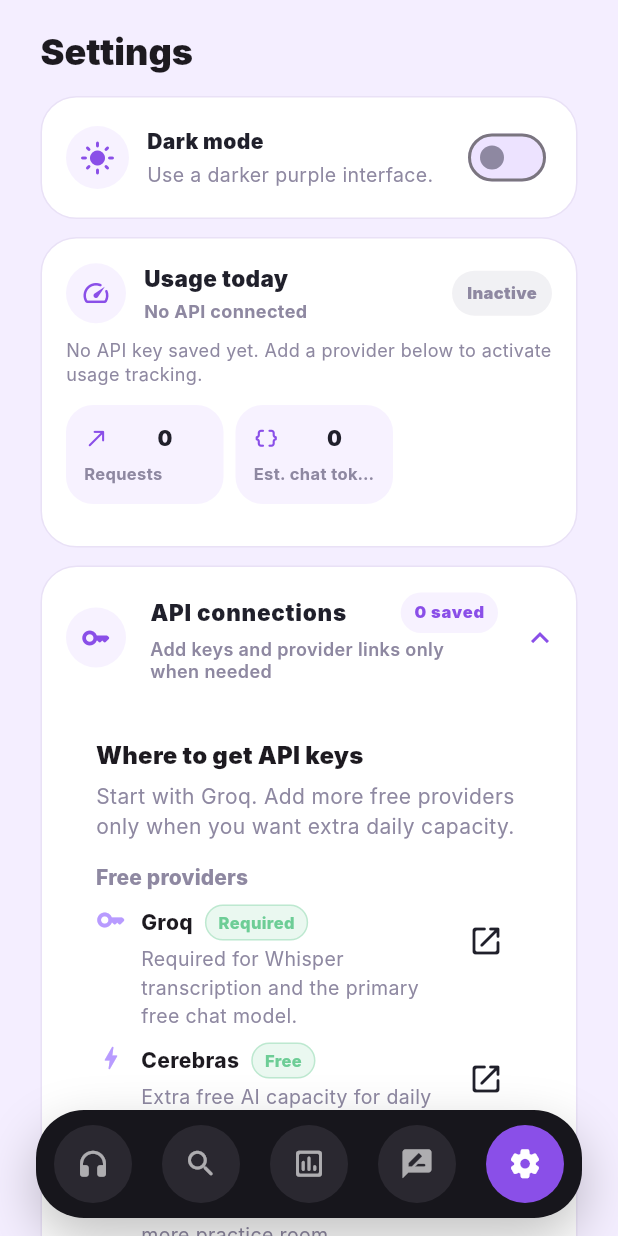
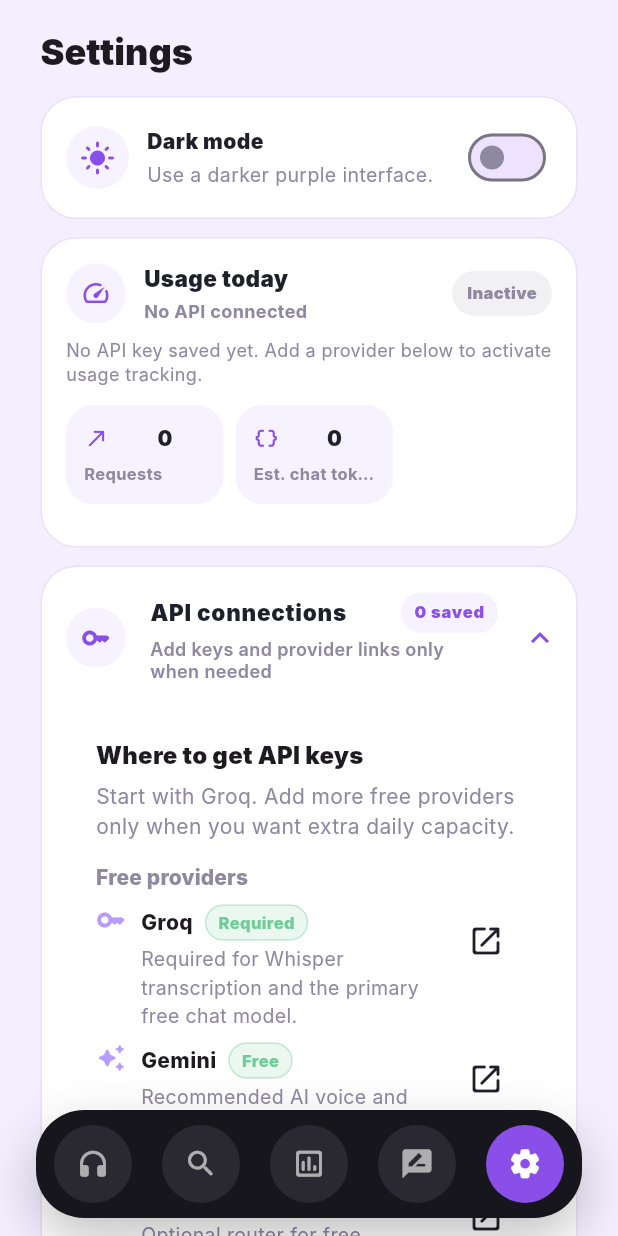
Before and after one commit to chandradev28/eloq, a Flutter app: the SettingsScreen screen opened by its route, after a tap on "API connections", on a phone screen of 412 x 824 dp. Run offline on Flutter 3.47's test engine with Material 3 defaults, Android fonts, the phone set to English and light mode, and no system bars; our stand-ins replace dio, flutter_riverpod, flutter_secure_storage, flutter_tts, go_router, hive_flutter; missing offline and left inert: record; accounts and stored records are empty; Roboto replaces fonts that are missing (Inter).

Commit message:
Remove Cerebras and SambaNova providers

```diff
--- a/lib/core/constants/api_providers.dart
+++ b/lib/core/constants/api_providers.dart
@@ -44,30 +44,6 @@ class ApiProviders {
     billingLabel: 'Free quota',
     hasAudioTracking: true,
     isRequired: true,
-  );
-
-  static const cerebras = ApiProviderInfo(
-    id: 'cerebras',
-    name: 'Cerebras',
-    url: 'https://cloud.cerebras.ai/platform',
-    kind: 'Free',
-    description: 'Extra free AI capacity for daily practice.',
-    icon: Icons.bolt_rounded,
-    usageTitle: 'Cerebras usage',
-    usageSummary: 'Tracks local request count and estimated chat tokens.',
-    billingLabel: 'Free capacity',
-  );
-
-  static const sambanova = ApiProviderInfo(
-    id: 'sambanova',
-    name: 'SambaNova',
-    url: 'https://cloud.sambanova.ai/',
-    kind: 'Free',
-    description: 'Optional free AI capacity for more practice room.',
-    icon: Icons.cloud_queue_rounded,
-    usageTitle: 'SambaNova usage',
-    usageSummary: 'Tracks local request count and estimated chat tokens.',
-    billingLabel: 'Free capacity',
   );
 
   static const gemini = ApiProviderInfo(
@@ -125,8 +101,6 @@ class ApiProviders {
 
   static const free = [
     groq,
-    cerebras,
-    sambanova,
     gemini,
     openRouter,
     deepSeek,
@@ -134,8 +108,6 @@ class ApiProviders {
   static const premium = [xai];
   static const all = [
     groq,
-    cerebras,
-    sambanova,
     gemini,
     openRouter,
     deepSeek,
--- a/lib/features/settings/screens/settings_screen.dart
+++ b/lib/features/settings/screens/settings_screen.dart
@@ -21,8 +21,6 @@ class SettingsScreen extends ConsumerStatefulWidget {
 
 class _SettingsScreenState extends ConsumerState<SettingsScreen> {
   final _groq = TextEditingController();
-  final _cerebras = TextEditingController();
-  final _sambanova = TextEditingController();
   final _gemini = TextEditingController();
   final _openRouter = TextEditingController();
   final _deepSeek = TextEditingController();
@@ -34,8 +32,6 @@ class _SettingsScreenState extends ConsumerState<SettingsScreen> {
   @override
   void dispose() {
     _groq.dispose();
-    _cerebras.dispose();
-    _sambanova.dispose();
     _gemini.dispose();
     _openRouter.dispose();
     _deepSeek.dispose();
@@ -103,20 +99,6 @@ class _SettingsScreenState extends ConsumerState<SettingsScreen> {
                       status: _validation['groq'],
                       validating: _validating.contains('groq'),
                       onTest: () => _testKey('groq', _groq.text),
-                    ),
-                    _KeyField(
-                      controller: _cerebras,
-                      label: 'Cerebras API key',
-                      status: _validation['cerebras'],
-                      validating: _validating.contains('cerebras'),
-                      onTest: () => _testKey('cerebras', _cerebras.text),
-                    ),
-                    _KeyField(
-                      controller: _sambanova,
-                      label: 'SambaNova API key',
-                      status: _validation['sambanova'],
-                      validating: _validating.contains('sambanova'),
-                      onTest: () => _testKey('sambanova', _sambanova.text),
                     ),
                     _KeyField(
                       controller: _gemini,
@@ -306,8 +288,6 @@ class _SettingsScreenState extends ConsumerState<SettingsScreen> {
 
   void _hydrate(AppSettings settings) {
     _groq.text = settings.groqApiKey;
-    _cerebras.text = settings.cerebrasApiKey;
-    _sambanova.text = settings.sambanovaApiKey;
     _gemini.text = settings.geminiApiKey;
     _openRouter.text = settings.openRouterApiKey;
     _deepSeek.text = settings.deepSeekApiKey;
@@ -318,8 +298,6 @@ class _SettingsScreenState extends ConsumerState<SettingsScreen> {
   int _connectedApiCount(AppSettings settings) {
     return [
       settings.groqApiKey,
-      settings.cerebrasApiKey,
-      settings.sambanovaApiKey,
       settings.geminiApiKey,
       settings.openRouterApiKey,
       settings.deepSeekApiKey,
@@ -339,8 +317,6 @@ class _SettingsScreenState extends ConsumerState<SettingsScreen> {
     await ref.read(settingsProvider.notifier).save(
           current.copyWith(
             groqApiKey: _groq.text,
-            cerebrasApiKey: _cerebras.text,
-            sambanovaApiKey: _sambanova.text,
             geminiApiKey: _gemini.text,
             openRouterApiKey: _openRouter.text,
             deepSeekApiKey: _deepSeek.text,
@@ -937,8 +913,6 @@ class _UsageCard extends StatelessWidget {
     for (final providerId in const [
       'groq',
       'gemini',
-      'cerebras',
-      'sambanova',
       'openrouter',
       'deepseek',
     ]) {
@@ -953,8 +927,6 @@ class _UsageCard extends StatelessWidget {
     return switch (providerId) {
       'groq' => settings.hasGroqKey,
       'gemini' => settings.geminiApiKey.trim().isNotEmpty,
-      'cerebras' => settings.cerebrasApiKey.trim().isNotEmpty,
-      'sambanova' => settings.sambanovaApiKey.trim().isNotEmpty,
       'openrouter' => settings.openRouterApiKey.trim().isNotEmpty,
       'deepseek' => settings.deepSeekApiKey.trim().isNotEmpty,
       _ => false,
--- a/lib/models/app_settings.dart
+++ b/lib/models/app_settings.dart
@@ -1,8 +1,6 @@
 class AppSettings {
   const AppSettings({
     this.groqApiKey = '',
-    this.cerebrasApiKey = '',
-    this.sambanovaApiKey = '',
     this.geminiApiKey = '',
     this.openRouterApiKey = '',
     this.deepSeekApiKey = '',
@@ -22,8 +20,6 @@ class AppSettings {
   });
 
   final String groqApiKey;
-  final String cerebrasApiKey;
-  final String sambanovaApiKey;
   final String geminiApiKey;
   final String openRouterApiKey;
   final String deepSeekApiKey;
@@ -47,8 +43,6 @@ class AppSettings {
   bool get hasXaiKey => xaiApiKey.trim().isNotEmpty;
   bool get hasAnyLlmKey =>
       hasGroqKey ||
-      cerebrasApiKey.trim().isNotEmpty ||
-      sambanovaApiKey.trim().isNotEmpty ||
       geminiApiKey.trim().isNotEmpty ||
       hasDeepSeekKey ||
       openRouterApiKey.trim().isNotEmpty;
@@ -104,8 +98,6 @@ class AppSettings {
 
   AppSettings copyWith({
     String? groqApiKey,
-    String? cerebrasApiKey,
-    String? sambanovaApiKey,
     String? geminiApiKey,
     String? openRouterApiKey,
     String? deepSeekApiKey,
@@ -125,8 +117,6 @@ class AppSettings {
   }) {
     return AppSettings(
       groqApiKey: groqApiKey ?? this.groqApiKey,
-      cerebrasApiKey: cerebrasApiKey ?? this.cerebrasApiKey,
-      sambanovaApiKey: sambanovaApiKey ?? this.sambanovaApiKey,
       geminiApiKey: geminiApiKey ?? this.geminiApiKey,
       openRouterApiKey: openRouterApiKey ?? this.openRouterApiKey,
       deepSeekApiKey: deepSeekApiKey ?? this.deepSeekApiKey,
@@ -179,7 +169,13 @@ class AppSettings {
         'pro' => 'pro',
         _ => 'flash',
       },
-      preferredProvider: json['preferredProvider']?.toString() ?? 'auto',
+      preferredProvider: switch (json['preferredProvider']?.toString()) {
+        'groq' => 'groq',
+        'gemini' => 'gemini',
+        'openrouter' => 'openrouter',
+        'deepseek' => 'deepseek',
+        _ => 'auto',
+      },
       voiceName: json['voiceName']?.toString() ?? '',
       speakingSpeed: (json['speakingSpeed'] as num?)?.toDouble() ?? 1.0,
       accent: json['accent']?.toString() ?? 'US',
--- a/lib/services/llm_router_service.dart
+++ b/lib/services/llm_router_service.dart
@@ -107,18 +107,6 @@ class LlmRouterService {
         discoveryTimeout: requestTimeout > const Duration(seconds: 2)
             ? const Duration(seconds: 2)
             : requestTimeout,
-      ),
-      _ProviderConfig(
-        id: 'cerebras',
-        apiKey: settings.cerebrasApiKey,
-        baseUrl: 'https://api.cerebras.ai/v1',
-        model: 'qwen-3-235b-instruct',
-      ),
-      _ProviderConfig(
-        id: 'sambanova',
-        apiKey: settings.sambanovaApiKey,
-        baseUrl: 'https://api.sambanova.ai/v1',
-        model: 'Meta-Llama-3.3-70B-Instruct',
       ),
       _ProviderConfig(
         id: 'gemini',
@@ -234,18 +222,6 @@ class LlmRouterService {
             apiKey: apiKey,
             baseUrl: 'https://api.groq.com/openai/v1',
             model: 'llama-3.1-8b-instant',
-          ),
-        'cerebras' => _ProviderConfig(
-            id: 'cerebras',
-            apiKey: apiKey,
-            baseUrl: 'https://api.cerebras.ai/v1',
-            model: 'qwen-3-235b-instruct',
-          ),
-        'sambanova' => _ProviderConfig(
-            id: 'sambanova',
-            apiKey: apiKey,
-            baseUrl: 'https://api.sambanova.ai/v1',
-            model: 'Meta-Llama-3.3-70B-Instruct',
           ),
         'gemini' => _ProviderConfig(
             id: 'gemini',
@@ -632,8 +608,6 @@ class _ProviderConfig {
         'groq' when model == 'openai/gpt-oss-120b' => 'Groq Smart',
         'groq' when model == 'llama-3.1-8b-instant' => 'Groq Fast',
         'groq' => 'Groq',
-        'cerebras' => 'Cerebras',
-        'sambanova' => 'SambaNova',
         'gemini' => 'Gemini',
         'openrouter' => 'OpenRouter',
         'deepseek' => 'DeepSeek',
--- a/lib/services/storage_service.dart
+++ b/lib/services/storage_service.dart
@@ -34,9 +34,6 @@ class StorageService {
       final geminiApiKey = await _secureStorage.read(key: 'geminiApiKey') ?? '';
       return base.copyWith(
         groqApiKey: await _secureStorage.read(key: 'groqApiKey') ?? '',
-        cerebrasApiKey: await _secureStorage.read(key: 'cerebrasApiKey') ?? '',
-        sambanovaApiKey:
-            await _secureStorage.read(key: 'sambanovaApiKey') ?? '',
         geminiApiKey: geminiApiKey,
         openRouterApiKey:
             await _secureStorage.read(key: 'openRouterApiKey') ?? '',
@@ -54,8 +51,6 @@ class StorageService {
     final box = await Hive.openBox(_settingsBoxName);
     await box.put(_settingsKey, settings.toJson());
     await _writeSecret('groqApiKey', settings.groqApiKey);
-    await _writeSecret('cerebrasApiKey', settings.cerebrasApiKey);
-    await _writeSecret('sambanovaApiKey', settings.sambanovaApiKey);
     await _writeSecret('geminiApiKey', settings.geminiApiKey);
     await _writeSecret('openRouterApiKey', settings.openRouterApiKey);
     await _writeSecret('deepSeekApiKey', settings.deepSeekApiKey);
```
Also changed, not shown: 1 other file.
